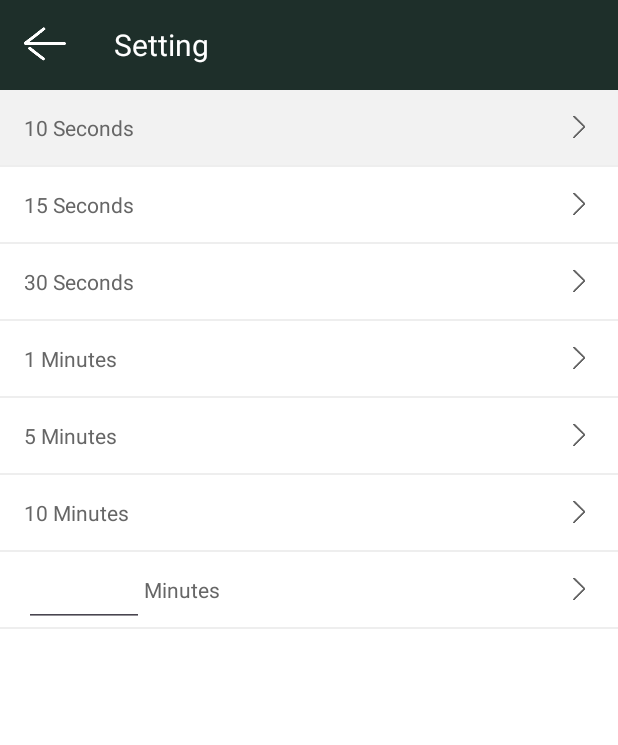
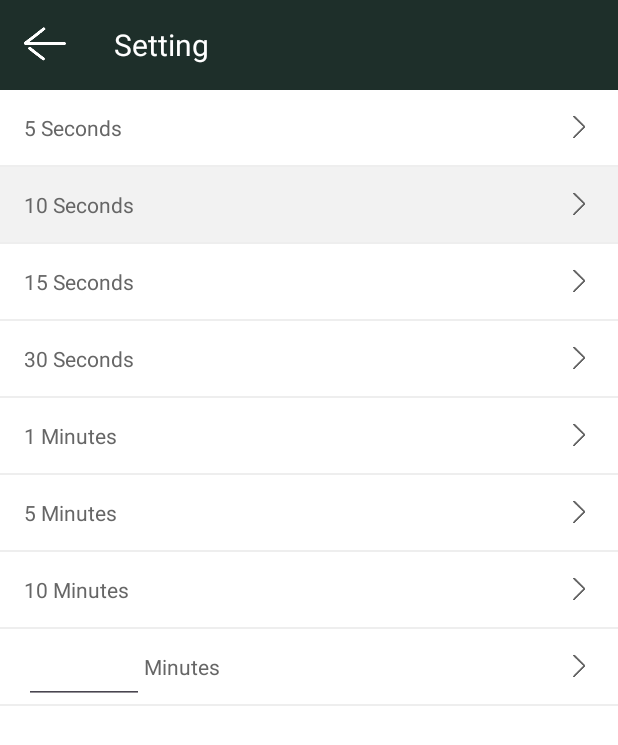
Before and after one commit to jybcaohui/SmartAlb, an Android app: the SettingDisplayTimeActivity screen opened directly, with no data from a screen before it, on a phone screen of 412 x 824 dp. Shown: the top 745 px of the screen. Run offline under Robolectric (Android 15) with nearby library versions, the light colour scheme and no system bars; our stand-ins replace EventBus; libraries missing offline, so code that uses them is left out: com.google.api.services.

Commit message:
mod: 优化

```diff
--- a/app/src/main/AndroidManifest.xml
+++ b/app/src/main/AndroidManifest.xml
@@ -34,14 +34,12 @@
             </intent-filter>
         </activity>
         <activity android:name=".MainActivity"
-            android:theme="@style/TransparentTheme"
-            android:launchMode="singleTask"/>
+            android:theme="@style/TransparentTheme"/>
         <activity android:name=".FadeActivity"
             android:launchMode="singleTask"/>
         <activity android:name=".CrossFadeActivity"
             android:launchMode="singleTask"/>
         <activity android:name=".SettingActivity"
-            android:launchMode="singleTask"
             android:theme="@style/Theme.Setting"/>
         <activity android:name=".SettingScheduleActivity"
             android:launchMode="singleTask"
--- a/app/src/main/java/com/smart/album/BasePlayActivity.kt
+++ b/app/src/main/java/com/smart/album/BasePlayActivity.kt
@@ -37,7 +37,6 @@ open class BasePlayActivity : AppCompatActivity() {
     var displayEffect:Int = 0 //图片裁剪样式
     var transitionEffect:Int = 0 //图片切换动效
     var photoOrder:Int = 0 //文件排序
-    var timerMinutes: Int = 0 //运行时间（单位：分钟）
     var musicOn = false//背景音乐开启（否）
 
 
@@ -53,7 +52,6 @@ open class BasePlayActivity : AppCompatActivity() {
         transitionEffect =  PreferencesHelper.getInstance(this@BasePlayActivity).getInt(PreferencesHelper.TRANSITION_EFFECT,0)
         photoOrder =  PreferencesHelper.getInstance(this@BasePlayActivity).getInt(PreferencesHelper.PHOTO_ORDER,0)
         musicOn = PreferencesHelper.getInstance(this).getBoolean(PreferencesHelper.BG_MUSIC_ON,false)
-        timerMinutes =  PreferencesHelper.getInstance(this@BasePlayActivity).getInt(PreferencesHelper.TIMER_MINUTES,0)
 
         if(displaySeconds < 5000){
             displaySeconds = 5000
--- a/app/src/main/java/com/smart/album/CrossFadeActivity.kt
+++ b/app/src/main/java/com/smart/album/CrossFadeActivity.kt
@@ -269,6 +269,8 @@ class CrossFadeActivity : BasePlayActivity() {
 
     override fun onDestroy() {
         super.onDestroy()
+        //清除定时关闭设置
+        PreferencesHelper.getInstance(this).saveInt(PreferencesHelper.TIMER_MINUTES,0)
         // 清除 Handler 中的所有回调
         handler.removeCallbacksAndMessages(null)
         EventBus.getDefault().unregister(this)
--- a/app/src/main/java/com/smart/album/FadeActivity.kt
+++ b/app/src/main/java/com/smart/album/FadeActivity.kt
@@ -102,7 +102,6 @@ class FadeActivity : BasePlayActivity() {
         displayEffect =  PreferencesHelper.getInstance(this@FadeActivity).getInt(PreferencesHelper.DISPLAY_EFFECT,0)
         photoOrder =  PreferencesHelper.getInstance(this@FadeActivity).getInt(PreferencesHelper.PHOTO_ORDER,0)
         musicOn = PreferencesHelper.getInstance(this).getBoolean(PreferencesHelper.BG_MUSIC_ON,false)
-        timerMinutes =  PreferencesHelper.getInstance(this@FadeActivity).getInt(PreferencesHelper.TIMER_MINUTES,0)
 
         imageUrls = getImagesFromFolder()
         adapter?.setNewData(imageUrls)
@@ -170,6 +169,8 @@ class FadeActivity : BasePlayActivity() {
 
     override fun onDestroy() {
         super.onDestroy()
+        //清除定时关闭设置
+        PreferencesHelper.getInstance(this).saveInt(PreferencesHelper.TIMER_MINUTES,0)
         if(runnable != null){
             handler?.removeCallbacks(runnable!!)
         }
--- a/app/src/main/java/com/smart/album/SettingCountDownTimeActivity.kt
+++ b/app/src/main/java/com/smart/album/SettingCountDownTimeActivity.kt
@@ -92,7 +92,7 @@ class SettingCountDownTimeActivity : BaseActivity() {
         }
         lvCustom.setOnClickListener{
             if(!TextUtils.isEmpty(edTime.text.toString())
-                && edTime.text.toString().toInt() > 10){
+                && edTime.text.toString().toInt() >= 1){
                 val minute = edTime.text.toString().toInt()
                 PreferencesHelper.getInstance(this).saveInt(PreferencesHelper.TIMER_MINUTES,minute)
                 App.instance.startCountdown()
--- a/app/src/main/java/com/smart/album/SettingDisplayTimeActivity.kt
+++ b/app/src/main/java/com/smart/album/SettingDisplayTimeActivity.kt
@@ -17,6 +17,7 @@ class SettingDisplayTimeActivity : BaseActivity() {
     private var displaySeconds:Int = 0
     private lateinit var imgBack: ImageView
     private lateinit var tvTitle: TextView
+    private lateinit var lv5s: LinearLayout
     private lateinit var lv10s: LinearLayout
     private lateinit var lv15s: LinearLayout
     private lateinit var lv30s: LinearLayout
@@ -40,6 +41,7 @@ class SettingDisplayTimeActivity : BaseActivity() {
 
         displaySeconds =  PreferencesHelper.getInstance(this).getInt(PreferencesHelper.DISPLAY_TIME_SECONDS,10)
 
+        lv5s = findViewById(R.id.lv_5s)
         lv10s = findViewById(R.id.lv_10s)
         lv15s = findViewById(R.id.lv_15s)
         lv30s = findViewById(R.id.lv_30s)
@@ -50,6 +52,7 @@ class SettingDisplayTimeActivity : BaseActivity() {
         edTime = findViewById(R.id.ed_time)
 
         when (displaySeconds) {
+            5 -> lv5s.requestFocus()
             10 -> lv10s.requestFocus()
             15 -> lv15s.requestFocus()
             30 -> lv30s.requestFocus()
@@ -58,12 +61,17 @@ class SettingDisplayTimeActivity : BaseActivity() {
             600 -> lv10m.requestFocus()
             else -> {
                 lvCustom.requestFocus()
-                if(displaySeconds>600){
+                if(displaySeconds>=60){
                     edTime.setText((displaySeconds/60).toString())
                 }
             }
         }
 
+        lv5s.setOnClickListener{
+            PreferencesHelper.getInstance(this).saveInt(PreferencesHelper.DISPLAY_TIME_SECONDS,5)
+            EventBus.getDefault().post(RefreshPageDataEvent("RefreshData"))
+            finish()
+        }
         lv10s.setOnClickListener{
             PreferencesHelper.getInstance(this).saveInt(PreferencesHelper.DISPLAY_TIME_SECONDS,10)
             EventBus.getDefault().post(RefreshPageDataEvent("RefreshData"))
@@ -96,7 +104,7 @@ class SettingDisplayTimeActivity : BaseActivity() {
         }
         lvCustom.setOnClickListener{
             if(!TextUtils.isEmpty(edTime.text.toString())
-                && edTime.text.toString().toInt() > 10){
+                && edTime.text.toString().toInt() >= 1 ){
                 val minute = edTime.text.toString().toInt()
                 PreferencesHelper.getInstance(this).saveInt(PreferencesHelper.DISPLAY_TIME_SECONDS,minute*60)
                 EventBus.getDefault().post(RefreshPageDataEvent("RefreshData"))
--- a/app/src/main/java/com/smart/album/SettingTimerActivity.kt
+++ b/app/src/main/java/com/smart/album/SettingTimerActivity.kt
@@ -110,6 +110,7 @@ class SettingTimerActivity : BaseActivity() {
     }
 
     fun divideAndMultiply(a: Long, b: Long): Int {
+        try {
             // 确保除数不为0，避免除零错误
             require(b != 0L) { "Divisor cannot be zero" }
             // 将Long转换为Double
@@ -125,6 +126,9 @@ class SettingTimerActivity : BaseActivity() {
             val multipliedResult = formattedResult * 100
             // 转换为整数
             return multipliedResult.toInt()
+        } catch (e: Exception){
+            return 0
+        }
     }
 
 
--- a/app/src/main/res/layout/activity_setting_display_time.xml
+++ b/app/src/main/res/layout/activity_setting_display_time.xml
@@ -8,6 +8,35 @@
     android:gravity="center_horizontal"
     android:orientation="vertical">
     <include layout="@layout/layout_top_bar"/>
+
+    <LinearLayout
+        android:id="@+id/lv_5s"
+        android:focusable="true"
+        android:focusableInTouchMode="true"
+        android:background="@drawable/btn_white_selecor"
+        android:layout_width="match_parent"
+        android:layout_height="50dp"
+        android:paddingHorizontal="16dp"
+        android:gravity="center_vertical"
+        android:orientation="horizontal">
+        <TextView
+            android:layout_width="0dp"
+            android:layout_weight="1"
+            android:layout_height="match_parent"
+            android:gravity="left|center_vertical"
+            android:textColor="@color/black_66"
+            android:text="@string/time_s_5"/>
+        <ImageView
+            android:layout_width="20dp"
+            android:layout_height="20dp"
+            android:layout_marginLeft="10dp"
+            android:src="@mipmap/ic_right"/>
+    </LinearLayout>
+
+    <View
+        android:layout_width="match_parent"
+        android:layout_height="1dp"
+        android:background="@color/white_ee"/>
 
     <LinearLayout
         android:id="@+id/lv_10s"
--- a/app/src/main/res/values/strings.xml
+++ b/app/src/main/res/values/strings.xml
@@ -34,6 +34,7 @@
         <item>Hours</item>
     </string-array>
 
+    <string name="time_s_5">5 Seconds</string>
     <string name="time_s_10">10 Seconds</string>
     <string name="time_s_15">15 Seconds</string>
     <string name="time_s_30">30 Seconds</string>
@@ -41,7 +42,7 @@
     <string name="time_m_5">5 Minutes</string>
     <string name="time_m_10">10 Minutes</string>
     <string name="time_custom">Minutes</string>
-    <string name="time_toast">Please enter an integer greater than 10</string>
+    <string name="time_toast">Please enter an integer greater than 1</string>
 
 
     <string name="dis_effect_pan">Pan</string>
```
Lines whose indentation alone changed are shown as unchanged.
